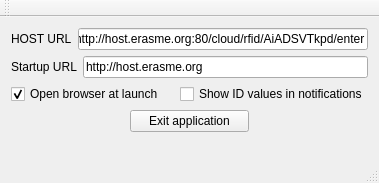
urbanlab/rfidreader, file configwindow.ui: the form before one commit.
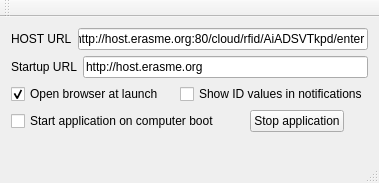
The form after the commit.

Patch:
```diff
--- a/configwindow.ui
+++ b/configwindow.ui
@@ -84,6 +84,15 @@
     <item>
      <layout class="QHBoxLayout" name="horizontalLayout_4">
       <item>
+       <layout class="QHBoxLayout" name="horizontalLayout_5">
+        <item>
+         <widget class="QCheckBox" name="checkAutostart">
+          <property name="text">
+           <string>Start application on computer boot</string>
+          </property>
+         </widget>
+        </item>
+        <item>
        <spacer name="horizontalSpacer">
         <property name="orientation">
          <enum>Qt::Horizontal</enum>
@@ -105,7 +114,7 @@
          </sizepolicy>
         </property>
         <property name="text">
-         <string>Exit application</string>
+           <string>Stop application</string>
         </property>
        </widget>
       </item>
@@ -121,6 +130,8 @@
          </size>
         </property>
        </spacer>
+        </item>
+       </layout>
       </item>
      </layout>
     </item>
```
Lines whose indentation alone changed are shown as unchanged.
